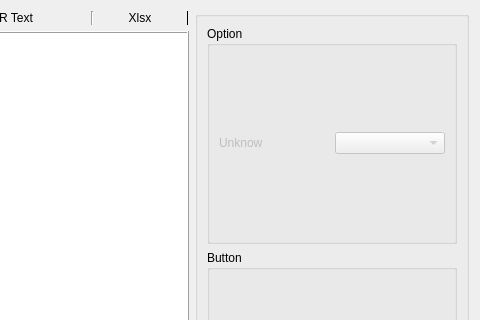
The window that src/widget/ocr_detect_widget/ocr_detect_widget.ui (IDK-Silver/Customize_OCR) describes before a commit, drawn with Qt 5; both pictures show x 434 to 914 and y 0 to 320 of the 914 by 555 pixel window.
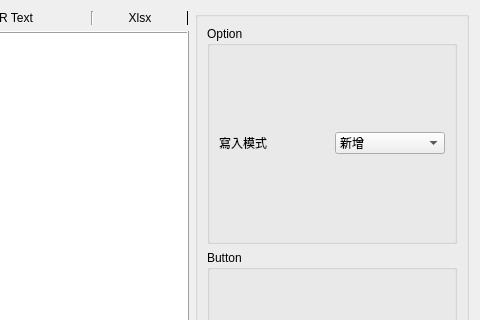
The same window after the commit. Custom widgets are drawn as their Qt base class.

Commit message: add ocr det widget option

```diff
--- a/src/widget/ocr_detect_widget/ocr_detect_widget.ui
+++ b/src/widget/ocr_detect_widget/ocr_detect_widget.ui
@@ -179,18 +179,23 @@
          <item row="0" column="0">
           <widget class="QLabel" name="label_4">
            <property name="enabled">
-            <bool>false</bool>
+            <bool>true</bool>
            </property>
            <property name="text">
-            <string>Unknow</string>
+            <string>寫入模式</string>
            </property>
           </widget>
          </item>
          <item row="0" column="1">
           <widget class="QComboBox" name="comboBox">
            <property name="enabled">
-            <bool>false</bool>
+            <bool>true</bool>
            </property>
+           <item>
+            <property name="text">
+             <string>新增</string>
+            </property>
+           </item>
           </widget>
          </item>
         </layout>
```
Left out of the diff: 2 changed lines with no effect on the pictures. The commit also changes 2 other files.
